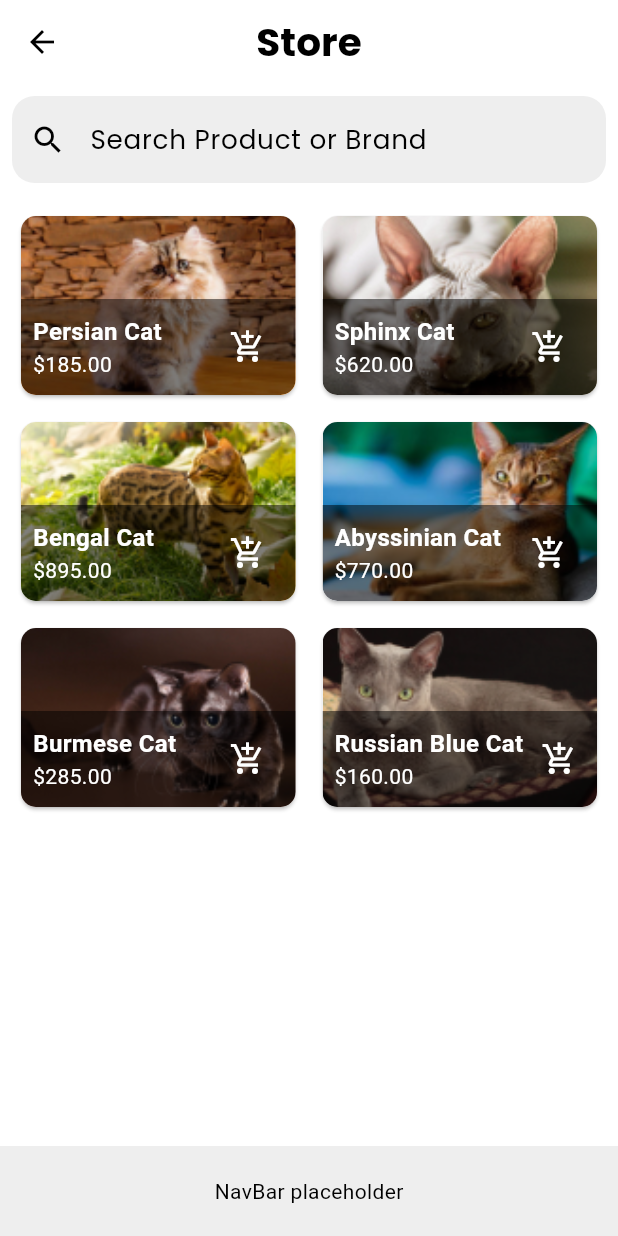
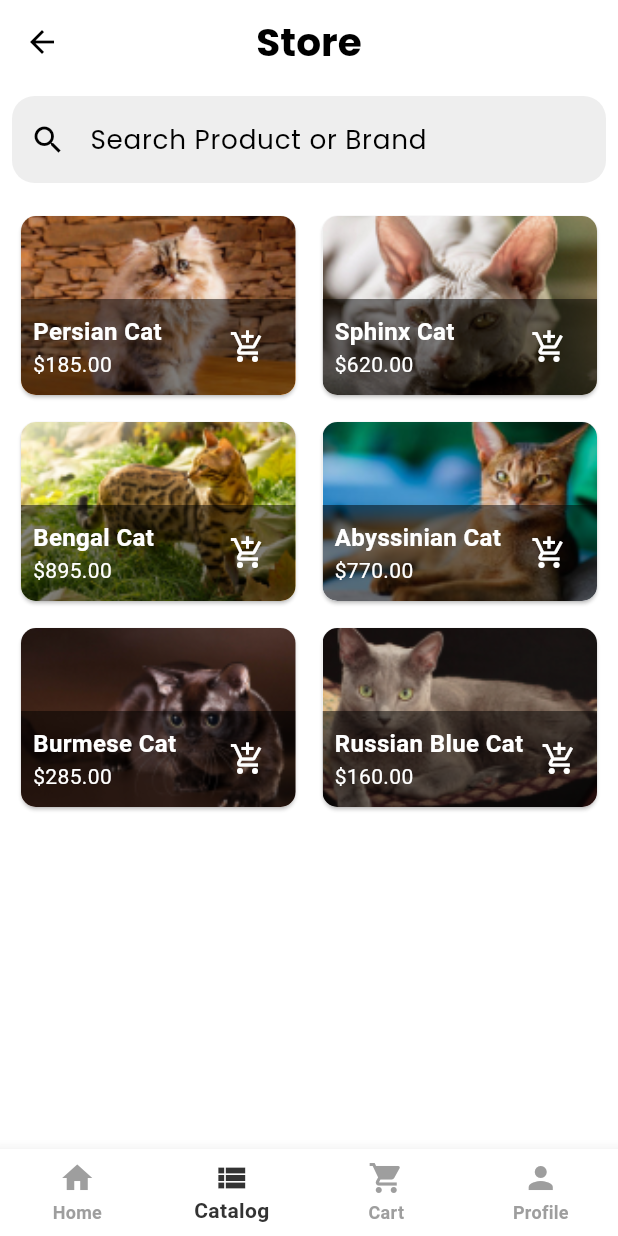
Before and after one commit to MexlTuba/pet_shop_app, a Flutter app: the CatalogScreen screen opened by its route, on a phone screen of 412 x 824 dp. Run offline on Flutter 3.47's test engine with Material 3 defaults, Android fonts, the phone set to English and light mode, and no system bars.

Commit message:
updated catalog with static navbar

```diff
--- a/lib/screens/catalog_screen.dart
+++ b/lib/screens/catalog_screen.dart
@@ -1,4 +1,5 @@
 import 'package:flutter/material.dart';
+import 'package:pet_shop_app/widgets/navbar.dart';
 import 'package:provider/provider.dart';
 import '../providers/pet_provider.dart';
 import '../widgets/pet_card.dart'; // Assuming you have a PetCard widget
@@ -67,11 +68,13 @@ class CatalogScreen extends StatelessWidget {
           ),
         ],
       ),
-      // Placeholder for the nav bar, to be replaced with the actual NavBar widget
-      bottomNavigationBar: Container(
-        color: Colors.grey[200],
-        height: 60,
-        child: Center(child: Text('NavBar placeholder')),
+      bottomNavigationBar: NavBar(
+        selectedIndex:
+            1, // Assuming 'Catalog' is the second item and currently selected
+        onItemSelected: (index) {
+          // Handle navigation based on the index of the selected item
+          // For example, you could use a switch statement to navigate to different screens
+        },
       ),
     );
   }
--- a/lib/widgets/navbar.dart
+++ b/lib/widgets/navbar.dart
@@ -4,31 +4,44 @@ class NavBar extends StatelessWidget {
   final int selectedIndex;
   final Function(int) onItemSelected;
 
-  const NavBar({
+  NavBar({
     Key? key,
-    required this.selectedIndex,
+    this.selectedIndex = 0,
     required this.onItemSelected,
   }) : super(key: key);
 
   @override
   Widget build(BuildContext context) {
     return BottomNavigationBar(
-      items: const <BottomNavigationBarItem>[
+      type: BottomNavigationBarType.fixed,
+      backgroundColor:
+          Colors.white, // Match the background color to your design
+      selectedItemColor:
+          Theme.of(context).colorScheme.secondary, // Your theme's accent color
+      unselectedItemColor: Colors.grey, // Your theme's unselected item color
+      selectedLabelStyle: TextStyle(fontWeight: FontWeight.w600),
+      unselectedLabelStyle: TextStyle(fontWeight: FontWeight.w600),
+      currentIndex: selectedIndex,
+      onTap: onItemSelected,
+      items: [
         BottomNavigationBarItem(
           icon: Icon(Icons.home),
           label: 'Home',
         ),
         BottomNavigationBarItem(
+          icon: Icon(
+              Icons.view_list), // Choose an icon that resembles your design
+          label: 'Catalog',
+        ),
+        BottomNavigationBarItem(
           icon: Icon(Icons.shopping_cart),
           label: 'Cart',
         ),
-        // Add more items for each tab if necessary
+        BottomNavigationBarItem(
+          icon: Icon(Icons.person),
+          label: 'Profile',
+        ),
       ],
-      currentIndex: selectedIndex,
-      selectedItemColor: Theme.of(context)
-          .colorScheme
-          .secondary, // Use the secondary color from your theme
-      onTap: onItemSelected,
     );
   }
 }
```
